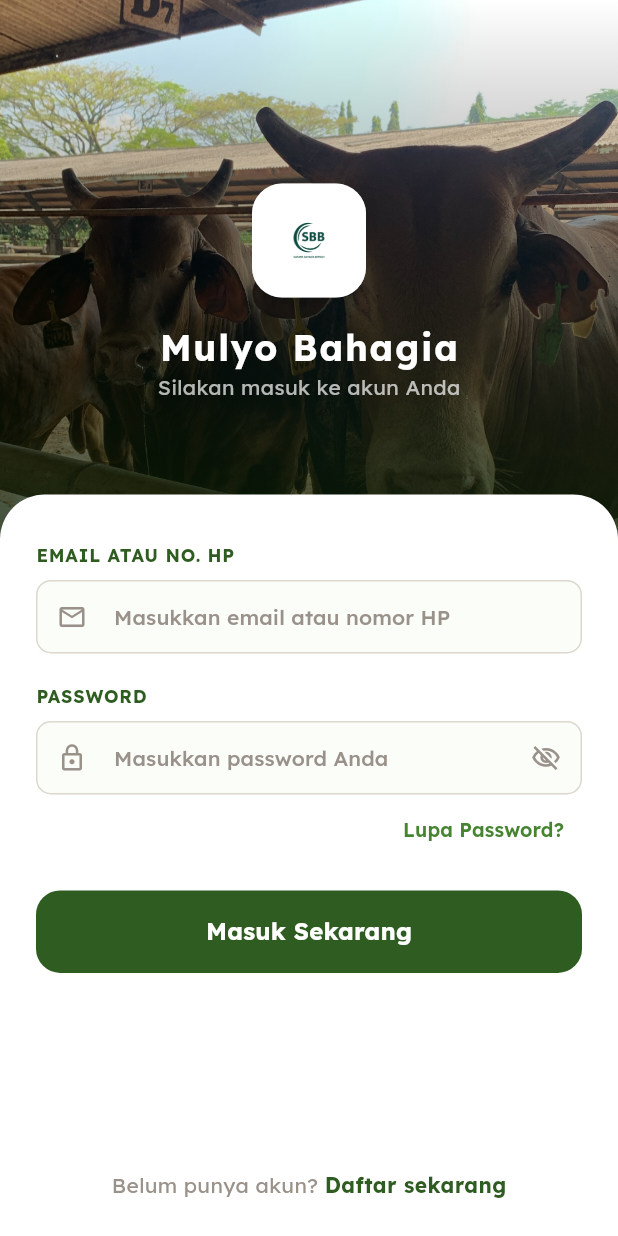
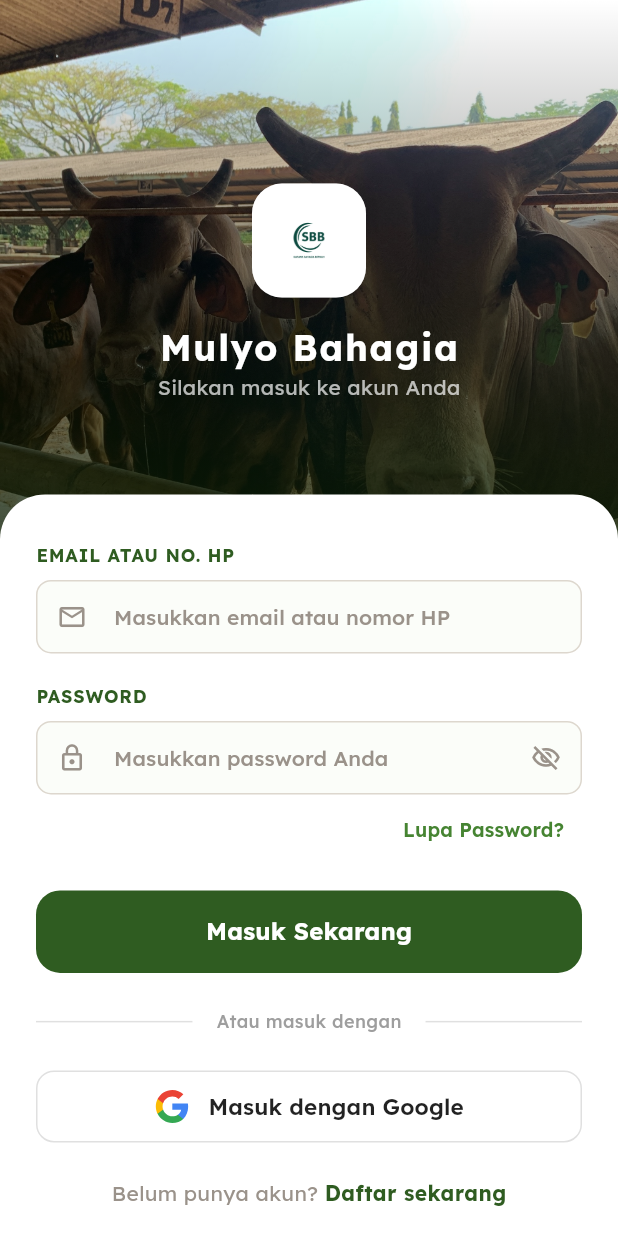
Before and after one commit to mulyosyahidin/sbb-app, a Flutter app: the LoginPage screen opened by its route, on a phone screen of 412 x 824 dp. Run offline on Flutter 3.47's test engine with Material 3 defaults, Android fonts, the phone set to English and light mode, and no system bars; our stand-ins replace cached_network_image, cherry_toast, device_info_plus, dio, firebase_auth, firebase_core and 11 more; missing offline and left inert: android_id; accounts and stored records are empty; generated files the repository leaves out were written again.

Commit message:
Login dengan Akun Google

```diff
--- a/lib/core/auth/data/dtos/user_dto.dart
+++ b/lib/core/auth/data/dtos/user_dto.dart
@@ -9,6 +9,7 @@ abstract class UserDto with _$UserDto {
     required String id,
     required String name,
     required String email,
+    String? avatarUrl,
     String? phoneNumber,
     required DateTime createdAt,
     required DateTime updatedAt,
--- a/lib/core/auth/data/mappers/user_mapper.dart
+++ b/lib/core/auth/data/mappers/user_mapper.dart
@@ -7,6 +7,7 @@ class UserMapper {
       id: dto.id,
       name: dto.name,
       email: dto.email,
+      avatarUrl: dto.avatarUrl,
       phoneNumber: dto.phoneNumber,
       createdAt: dto.createdAt,
       updatedAt: dto.updatedAt,
@@ -18,6 +19,7 @@ class UserMapper {
       id: user.id,
       name: user.name,
       email: user.email,
+      avatarUrl: user.avatarUrl,
       phoneNumber: user.phoneNumber,
       createdAt: user.createdAt,
       updatedAt: user.updatedAt,
--- a/lib/core/auth/domain/entities/user.dart
+++ b/lib/core/auth/domain/entities/user.dart
@@ -2,6 +2,7 @@ class User {
   final String id;
   final String name;
   final String email;
+  final String? avatarUrl;
   final String? phoneNumber;
   final DateTime createdAt;
   final DateTime updatedAt;
@@ -10,6 +11,7 @@ class User {
     required this.id,
     required this.name,
     required this.email,
+    this.avatarUrl,
     this.phoneNumber,
     required this.createdAt,
     required this.updatedAt,
--- a/lib/core/config/api_endpoint.dart
+++ b/lib/core/config/api_endpoint.dart
@@ -2,6 +2,7 @@ class ApiEndpoint {
   // Auth
   static const String register = '/auth/register';
   static const String login = '/auth/login-with-credentials';
+  static const String googleLogin = '/auth/login-with-google';
   static const String refreshToken = '/auth/refresh-access-token';
   static const String getMe = '/auth/me';
   static const String logout = '/auth/logout';
--- a/lib/features/auth/login/domain/repositories/login_repository.dart
+++ b/lib/features/auth/login/domain/repositories/login_repository.dart
@@ -1,7 +1,9 @@
 import 'package:app/core/utils/result.dart';
+import 'package:app/features/auth/login/data/dto/requests/google_login_request_dto.dart';
 import 'package:app/features/auth/login/data/dto/requests/login_request_dto.dart';
 import 'package:app/features/auth/login/data/dto/responses/login_response_dto.dart';
 
 abstract class LoginRepository {
   Future<Result<LoginResponseData>> login(LoginRequestDto dto);
+  Future<Result<LoginResponseData>> loginWithGoogle(GoogleLoginRequestDto dto);
 }
--- a/lib/features/auth/login/presentation/screens/login_page.dart
+++ b/lib/features/auth/login/presentation/screens/login_page.dart
@@ -3,6 +3,7 @@ import 'package:app/core/errors/api_exception.dart';
 import 'package:app/core/theme/app_theme.dart';
 import 'package:app/core/utils/toast_util.dart';
 import 'package:app/features/auth/login/application/login_controller.dart';
+import 'package:app/features/auth/login/presentation/widgets/google_login_button.dart';
 import 'package:app/shared/forms/app_text_field.dart';
 import 'package:app/shared/forms/app_text_password.dart';
 import 'package:app/shared/widgets/primary_button.dart';
@@ -232,6 +233,20 @@ class _LoginPageState extends ConsumerState<LoginPage> {
                                   onPressed: isLoading ? null : _handleLogin,
                                 ),
 
+                                const SizedBox(height: 24),
+                                _buildDivider(),
+                                const SizedBox(height: 24),
+
+                                // GOOGLE LOGIN BUTTON
+                                GoogleLoginButton(
+                                  isLoading: isLoading,
+                                  onPressed: () {
+                                    ref
+                                        .read(loginControllerProvider.notifier)
+                                        .loginWithGoogle();
+                                  },
+                                ),
+
                                 const Spacer(),
                                 const SizedBox(height: 24),
 
@@ -275,4 +290,24 @@ class _LoginPageState extends ConsumerState<LoginPage> {
       ),
     );
   }
+
+  Widget _buildDivider() {
+    return Row(
+      children: [
+        Expanded(child: Divider(color: Colors.grey[300])),
+        Padding(
+          padding: const EdgeInsets.symmetric(horizontal: 16),
+          child: Text(
+            'Atau masuk dengan',
+            style: TextStyle(
+              color: Colors.grey[500],
+              fontSize: 12,
+              fontWeight: FontWeight.w500,
+            ),
+          ),
+        ),
+        Expanded(child: Divider(color: Colors.grey[300])),
+      ],
+    );
+  }
 }
--- /dev/null
+++ b/lib/features/auth/login/presentation/widgets/google_login_button.dart
@@ -0,0 +1,58 @@
+import 'package:flutter/material.dart';
+import 'package:flutter_svg/flutter_svg.dart';
+
+class GoogleLoginButton extends StatelessWidget {
+  final VoidCallback? onPressed;
+  final bool isLoading;
+
+  const GoogleLoginButton({
+    super.key,
+    this.onPressed,
+    this.isLoading = false,
+  });
+
+  @override
+  Widget build(BuildContext context) {
+    return OutlinedButton(
+      onPressed: isLoading ? null : onPressed,
+      style: OutlinedButton.styleFrom(
+        padding: const EdgeInsets.symmetric(vertical: 12),
+        side: BorderSide(color: Colors.grey[300]!),
+        shape: RoundedRectangleBorder(
+          borderRadius: BorderRadius.circular(12),
+        ),
+        backgroundColor: Colors.white,
+        disabledBackgroundColor: Colors.grey[50],
+      ),
+      child: Row(
+        mainAxisAlignment: MainAxisAlignment.center,
+        children: [
+          if (isLoading)
+            const SizedBox(
+              height: 20,
+              width: 20,
+              child: CircularProgressIndicator(
+                strokeWidth: 2,
+                valueColor: AlwaysStoppedAnimation<Color>(Colors.grey),
+              ),
+            )
+          else
+            SvgPicture.asset(
+              'assets/icons/google.svg',
+              height: 24,
+              width: 24,
+            ),
+          const SizedBox(width: 12),
+          Text(
+            isLoading ? 'Mohon tunggu...' : 'Masuk dengan Google',
+            style: TextStyle(
+              color: isLoading ? Colors.grey : Colors.black87,
+              fontSize: 15,
+              fontWeight: FontWeight.w600,
+            ),
+          ),
+        ],
+      ),
+    );
+  }
+}
--- a/lib/main.dart
+++ b/lib/main.dart
@@ -1,6 +1,7 @@
 import 'dart:ui';
 
 import 'package:app/app/app_router.dart';
+import 'package:app/core/config/env.dart';
 import 'package:app/core/services/fcm_service.dart';
 import 'package:app/core/services/notification_service.dart';
 import 'package:app/core/theme/app_theme.dart';
@@ -8,10 +9,14 @@ import 'package:firebase_crashlytics/firebase_crashlytics.dart';
 import 'package:flutter/material.dart';
 import 'package:firebase_core/firebase_core.dart';
 import 'package:flutter_riverpod/flutter_riverpod.dart';
+import 'package:google_sign_in/google_sign_in.dart';
 import 'firebase_options.dart';
 
 void main() async {
   WidgetsFlutterBinding.ensureInitialized();
+  await GoogleSignIn.instance.initialize(
+    serverClientId: Env.googleServerClientId,
+  );
   await Firebase.initializeApp(
     options: DefaultFirebaseOptions.currentPlatform,
   );
--- a/pubspec.yaml
+++ b/pubspec.yaml
@@ -53,6 +53,10 @@ dependencies:
   firebase_messaging: ^16.2.0
   shared_preferences: ^2.5.3
   flutter_secure_storage: ^10.0.0
+  google_sign_in: ^7.1.1
+  flutter_svg: ^2.2.0
+  firebase_auth: ^6.4.0
+  cached_network_image: ^3.4.1
 
 dev_dependencies:
   flutter_test:
```
Also changed, not shown: lib/core/config/env.dart (+7 -1 lines), lib/features/auth/login/application/google_login_service.dart (added, +80 -0 lines), lib/features/auth/login/application/login_controller.dart (+52 -3 lines), lib/features/auth/login/data/datasources/login_remote_datasource.dart (+37 -0 lines), lib/features/auth/login/data/dto/requests/google_login_request_dto.dart (added, +29 -0 lines), lib/features/auth/login/data/repositories/login_repository_impl.dart (+15 -0 lines), lib/features/auth/login/presentation/widgets/google_icon.dart (deleted, +0 -25 lines), lib/features/home/presentation/screens/home_page.dart (+15 -4 lines), lib/shared/widgets/app_network_image.dart (added, +73 -0 lines), assets/icons/google.svg (added), lib/core/auth/data/dtos/user_dto.freezed.dart, lib/core/auth/data/dtos/user_dto.g.dart, lib/features/auth/login/application/google_login_service.g.dart, lib/features/auth/login/data/dto/requests/google_login_request_dto.g.dart (added), 1 more files, 4 other files.
